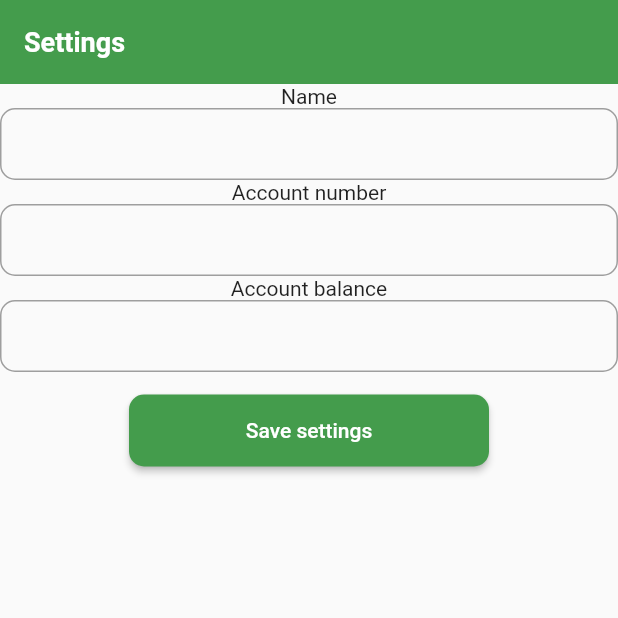
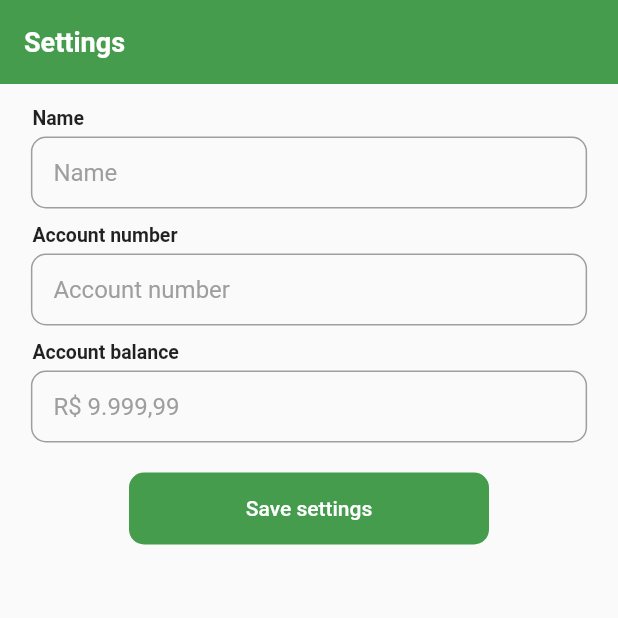
Before and after one commit to marcellocamara/InternetBanking, a Flutter app: the screen it shows after launch, on a phone screen of 412 x 824 dp, the top half of it. Run offline on Flutter 3.47's test engine with Material 2 defaults, Android fonts, the light colour scheme and no system bars; our stand-ins replace flutter_bloc.

Commit message:
refactor: settings page ui

```diff
--- a/lib/app/features/settings/settings.page.dart
+++ b/lib/app/features/settings/settings.page.dart
@@ -1,6 +1,7 @@
 import 'package:flutter/material.dart';
 import 'package:flutter_bloc/flutter_bloc.dart';
 
+import '../../shared/widgets/custom_text_form_field.ui.dart';
 import 'settings.bloc.dart';
 import 'settings.event.dart';
 import 'settings.state.dart';
@@ -17,45 +18,67 @@ class SettingsPage extends StatelessWidget {
           appBar: AppBar(
             title: const Text('Settings'),
           ),
-          body: Center(
+          body: SingleChildScrollView(
+            child: Container(
+              padding: const EdgeInsets.only(top: 15),
+              margin: EdgeInsets.symmetric(
+                horizontal: MediaQuery.of(context).size.width * 0.05,
+              ),
               child: Column(
+                crossAxisAlignment: CrossAxisAlignment.start,
                 children: [
-                const Text('Name'),
-                TextFormField(
+                  CustomTextFormFieldWidget(
                     enabled: !state.isCurrentLoading,
                     initialValue: state.name,
+                    hintText: 'Name',
+                    labelText: 'Name',
                     keyboardType: TextInputType.text,
                     onChanged: (value) => context.read<SettingsBloc>().add(
                           NameChanged(name: value),
                         ),
                   ),
-                const Text('Account number'),
-                TextFormField(
+                  const SizedBox(height: 10),
+                  CustomTextFormFieldWidget(
                     enabled: !state.isCurrentLoading,
                     initialValue: state.accountNumber,
+                    hintText: 'Account number',
+                    labelText: 'Account number',
                     keyboardType: TextInputType.numberWithOptions(),
                     onChanged: (value) => context.read<SettingsBloc>().add(
                           AccountNumberChanged(accountNumber: value),
                         ),
                   ),
-                const Text('Account balance'),
-                TextFormField(
+                  const SizedBox(height: 10),
+                  CustomTextFormFieldWidget(
                     enabled: !state.isCurrentLoading,
                     initialValue:
                         state.balance == 0 ? '' : state.balance.toString(),
+                    hintText: 'R\$ 9.999,99',
+                    labelText: 'Account balance',
                     keyboardType: TextInputType.number,
                     onChanged: (value) => context.read<SettingsBloc>().add(
                           BalanceChanged(balance: value),
                         ),
                   ),
-                const SizedBox(height: 15),
-                RaisedButton(
+                  Align(
+                    alignment: Alignment.center,
+                    child: Padding(
+                      padding: const EdgeInsets.symmetric(vertical: 20),
+                      child: RaisedButton(
+                        elevation: 0,
+                        disabledElevation: 0,
+                        highlightElevation: 0,
                         onPressed: state.isCurrentLoading
                             ? null
-                      : () => context.read<SettingsBloc>().add(SaveSettings()),
+                            : () => context.read<SettingsBloc>().add(
+                                  SaveSettings(),
+                                ),
                         child: const Text('Save settings'),
                       ),
+                    ),
+                  ),
                 ],
+              ),
             ),
           ),
         ),
```
Lines whose indentation alone changed are shown as unchanged.
